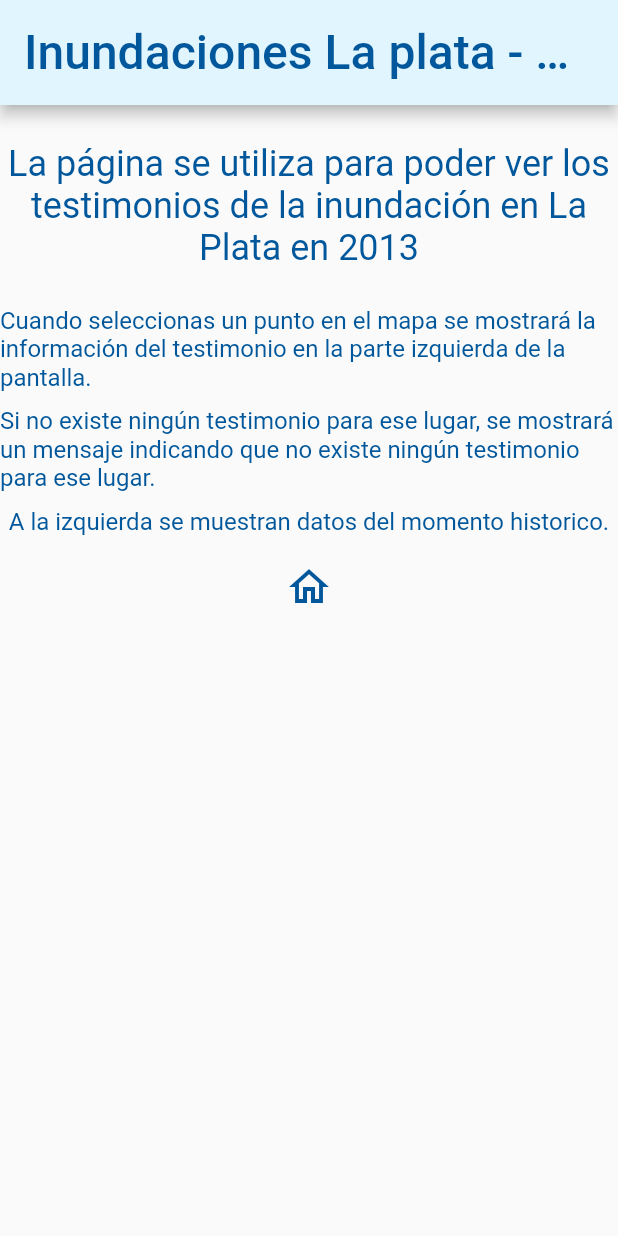
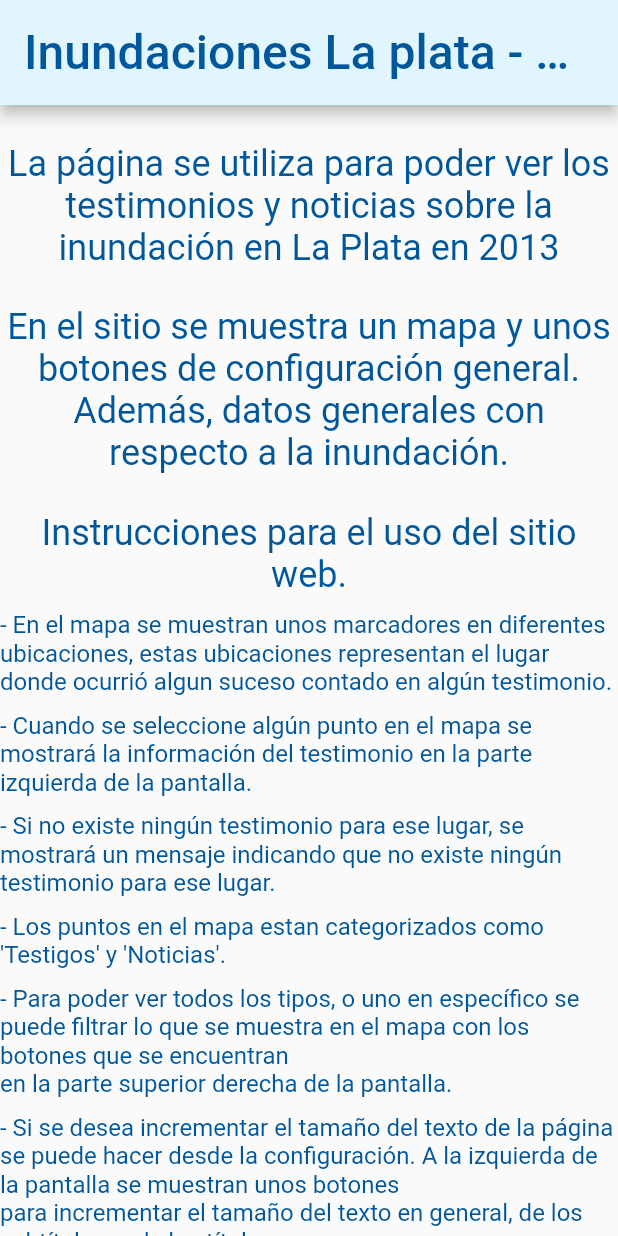
Before and after one commit to nazamoresco/deu-trabajo-final, a Flutter app: the screen it shows after launch, on a phone screen of 412 x 824 dp. Run offline on Flutter 3.47's test engine with Material 2 defaults, Android fonts, the phone set to English and light mode, and no system bars; our stand-ins replace google_maps_flutter, youtube_player_iframe; missing offline and left inert: any_link_preview.

Commit message:
Instrucciones para el uso de la página.

```diff
--- a/lib/screens/initial/initial_screen.dart
+++ b/lib/screens/initial/initial_screen.dart
@@ -31,7 +31,7 @@ class InitialScreen extends StatelessWidget {
                 children: [
                   const SizedBox(height: 25),
                   Text(
-                    "La página se utiliza para poder ver los testimonios de la inundación en La Plata en 2013",
+                    "La página se utiliza para poder ver los testimonios y noticias sobre la inundación en La Plata en 2013",
                     textAlign: TextAlign.center,
                     style: TextStyle(
                       fontSize: provider.subtitleSize,
@@ -40,7 +40,25 @@ class InitialScreen extends StatelessWidget {
                   ),
                   const SizedBox(height: 25),
                   Text(
-                    "Cuando seleccionas un punto en el mapa se mostrará la información del testimonio en la parte izquierda de la pantalla.",
+                    "En el sitio se muestra un mapa y unos botones de configuración general. Además, datos generales con respecto a la inundación.",
+                    textAlign: TextAlign.center,
+                    style: TextStyle(
+                      fontSize: provider.subtitleSize,
+                      color: provider.textColor,
+                    ),
+                  ),
+                  const SizedBox(height: 25),
+                  Text(
+                    "Instrucciones para el uso del sitio web.",
+                    textAlign: TextAlign.center,
+                    style: TextStyle(
+                      fontSize: provider.subtitleSize,
+                      color: provider.textColor,
+                    ),
+                  ),
+                  const SizedBox(height: 10),
+                  Text(
+                    "- En el mapa se muestran unos marcadores en diferentes ubicaciones, estas ubicaciones representan el lugar donde ocurrió algun suceso contado en algún testimonio.",
                     style: TextStyle(
                       fontSize: provider.textSize,
                       color: provider.textColor,
@@ -48,7 +66,7 @@ class InitialScreen extends StatelessWidget {
                   ),
                   const SizedBox(height: 10),
                   Text(
-                    "Si no existe ningún testimonio para ese lugar, se mostrará un mensaje indicando que no existe ningún testimonio para ese lugar.",
+                    "- Cuando se seleccione algún punto en el mapa se mostrará la información del testimonio en la parte izquierda de la pantalla.",
                     style: TextStyle(
                       fontSize: provider.textSize,
                       color: provider.textColor,
@@ -56,7 +74,31 @@ class InitialScreen extends StatelessWidget {
                   ),
                   const SizedBox(height: 10),
                   Text(
-                    "A la izquierda se muestran datos del momento historico.",
+                    "- Si no existe ningún testimonio para ese lugar, se mostrará un mensaje indicando que no existe ningún testimonio para ese lugar.",
+                    style: TextStyle(
+                      fontSize: provider.textSize,
+                      color: provider.textColor,
+                    ),
+                  ),
+                  const SizedBox(height: 10),
+                  Text(
+                    "- Los puntos en el mapa estan categorizados como 'Testigos' y 'Noticias'.",
+                    style: TextStyle(
+                      fontSize: provider.textSize,
+                      color: provider.textColor,
+                    ),
+                  ),
+                  const SizedBox(height: 10),
+                  Text(
+                    "- Para poder ver todos los tipos, o uno en específico se puede filtrar lo que se muestra en el mapa con los botones que se encuentran \nen la parte superior derecha de la pantalla.",
+                    style: TextStyle(
+                      fontSize: provider.textSize,
+                      color: provider.textColor,
+                    ),
+                  ),
+                  const SizedBox(height: 10),
+                  Text(
+                    "- Si se desea incrementar el tamaño del texto de la página se puede hacer desde la configuración. A la izquierda de la pantalla se muestran unos botones \npara incrementar el tamaño del texto en general, de los subtítulos, o de los títulos.",
                     style: TextStyle(
                       fontSize: provider.textSize,
                       color: provider.textColor,
```
Also changed, not shown: 1 other file.
